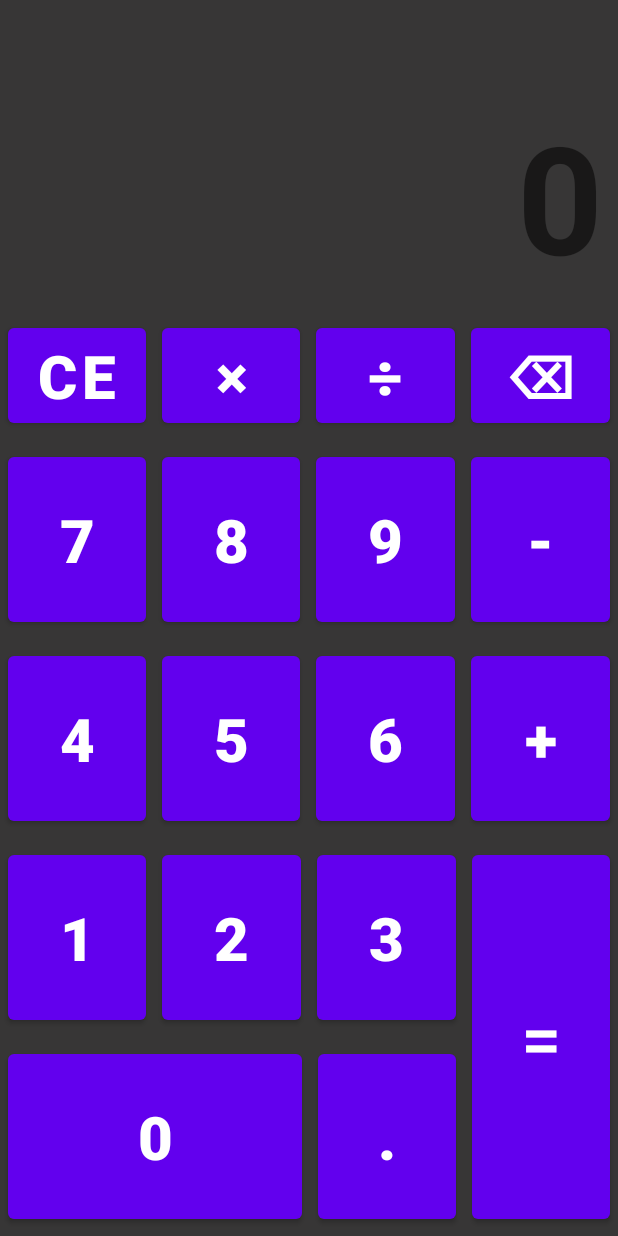
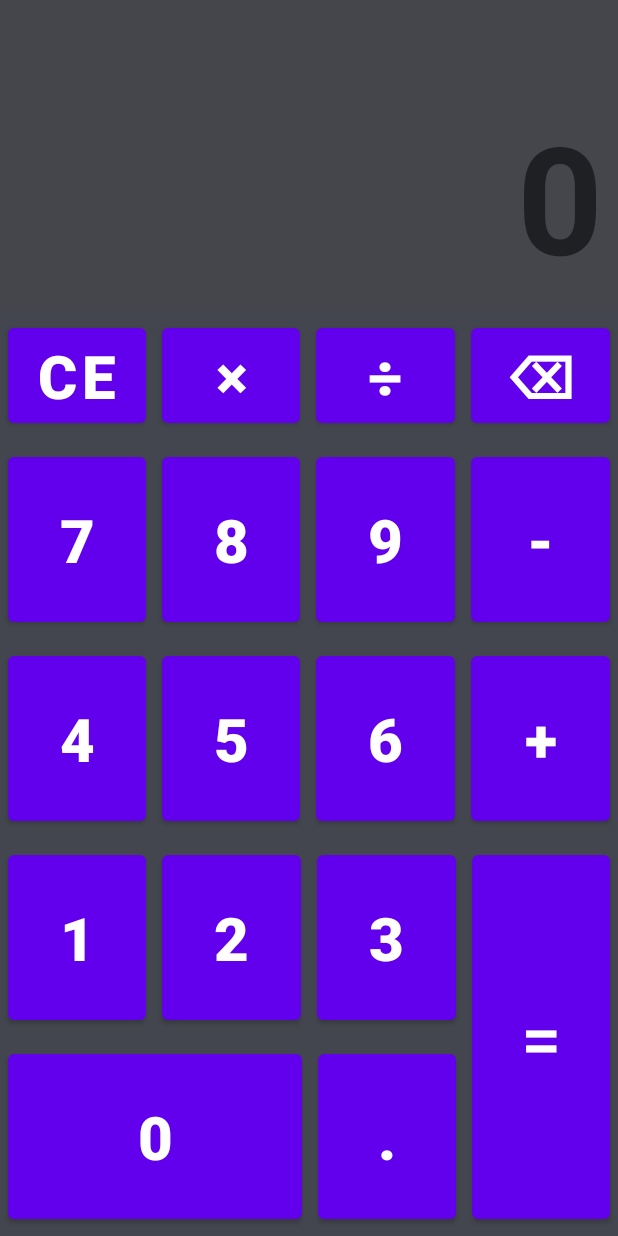
Before and after one commit to nahian00777/AndroidDevLearning, an Android app built with Jetpack Compose: the layout activity_calcutor.xml on its own in the app's theme, with its tools: preview values and no code run, on a phone screen of 412 x 824 dp. Run offline under Robolectric (Android 15) with nearby library versions, the phone set to English and light mode, and no system bars.

Commit message:
singup package

```diff
--- a/app/src/main/res/layout/activity_calcutor.xml
+++ b/app/src/main/res/layout/activity_calcutor.xml
@@ -1,26 +1,25 @@
 <?xml version="1.0" encoding="utf-8"?>
-<LinearLayout
-    xmlns:android="http://schemas.android.com/apk/res/android"
+<LinearLayout xmlns:android="http://schemas.android.com/apk/res/android"
     xmlns:app="http://schemas.android.com/apk/res-auto"
     xmlns:tools="http://schemas.android.com/tools"
     android:id="@+id/main"
     android:layout_width="match_parent"
     android:layout_height="match_parent"
-    tools:context=".MainActivity"
     android:orientation="vertical"
-    android:weightSum="4">
+    android:weightSum="4"
+    tools:context=".MainActivity">
 
     <LinearLayout
         android:layout_width="match_parent"
         android:layout_height="wrap_content"
-        android:orientation="vertical"
-        android:layout_weight="1">
+        android:layout_weight="1"
+        android:orientation="vertical">
 
         <TextView
             android:id="@+id/tvDisp"
             android:layout_width="match_parent"
             android:layout_height="match_parent"
-            android:background="#373636"
+            android:background="@color/material_dynamic_neutral30"
             android:gravity="end|bottom"
             android:paddingEnd="10sp"
             android:paddingBottom="10sp"
@@ -33,10 +32,10 @@
     <LinearLayout
         android:layout_width="match_parent"
         android:layout_height="wrap_content"
-        android:weightSum="4"
         android:layout_weight="3"
+        android:background="@color/material_dynamic_neutral_variant30"
         android:orientation="vertical"
-        android:background="#373636">
+        android:weightSum="4">
         <!--        android:backgroundTint="@color/black"-->
         <!--        android:backgroundTintMode=""-->
 
@@ -90,9 +89,9 @@
         <LinearLayout
             android:layout_width="match_parent"
             android:layout_height="0dp"
+            android:layout_weight="1"
             android:orientation="horizontal"
-            android:weightSum="4"
-            android:layout_weight="1">
+            android:weightSum="4">
 
             <Button
                 android:id="@+id/btn7"
@@ -102,7 +101,7 @@
                 android:layout_weight="1"
                 android:text="7"
                 android:textSize="40sp"
-                android:textStyle="bold"/>
+                android:textStyle="bold" />
 
             <Button
                 android:id="@+id/btn8"
@@ -112,7 +111,7 @@
                 android:layout_weight="1"
                 android:text="8"
                 android:textSize="40sp"
-                android:textStyle="bold"/>
+                android:textStyle="bold" />
 
             <Button
                 android:id="@+id/btn9"
@@ -122,7 +121,7 @@
                 android:layout_weight="1"
                 android:text="9"
                 android:textSize="40sp"
-                android:textStyle="bold"/>
+                android:textStyle="bold" />
 
             <Button
                 android:id="@+id/btnMin"
@@ -132,15 +131,15 @@
                 android:layout_weight="1"
                 android:text="-"
                 android:textSize="40sp"
-                android:textStyle="bold"/>
+                android:textStyle="bold" />
         </LinearLayout>
 
         <LinearLayout
             android:layout_width="match_parent"
             android:layout_height="0dp"
+            android:layout_weight="1"
             android:orientation="horizontal"
-            android:weightSum="4"
-            android:layout_weight="1">
+            android:weightSum="4">
 
             <Button
                 android:id="@+id/btn4"
@@ -150,7 +149,7 @@
                 android:layout_weight="1"
                 android:text="4"
                 android:textSize="40sp"
-                android:textStyle="bold"/>
+                android:textStyle="bold" />
 
             <Button
                 android:id="@+id/btn5"
@@ -160,7 +159,7 @@
                 android:layout_weight="1"
                 android:text="5"
                 android:textSize="40sp"
-                android:textStyle="bold"/>
+                android:textStyle="bold" />
 
             <Button
                 android:id="@+id/btn6"
@@ -170,7 +169,7 @@
                 android:layout_weight="1"
                 android:text="6"
                 android:textSize="40sp"
-                android:textStyle="bold"/>
+                android:textStyle="bold" />
 
             <Button
                 android:id="@+id/btnPls"
@@ -180,28 +179,29 @@
                 android:layout_weight="1"
                 android:text="+"
                 android:textSize="40sp"
-                android:textStyle="bold"/>
+                android:textStyle="bold" />
 
         </LinearLayout>
 
         <LinearLayout
             android:layout_width="match_parent"
             android:layout_height="0dp"
+            android:layout_weight="2"
             android:orientation="horizontal"
-            android:weightSum="4"
-            android:layout_weight="2">
+            android:weightSum="4">
+
             <LinearLayout
                 android:layout_width="match_parent"
                 android:layout_height="match_parent"
+                android:layout_weight="1"
                 android:orientation="vertical"
-                    android:layout_weight="1"
                 android:weightSum="2">
 
                 <LinearLayout
                     android:layout_width="match_parent"
                     android:layout_height="0dp"
+                    android:layout_weight="1"
                     android:orientation="horizontal"
-                        android:layout_weight="1"
                     android:weightSum="3">
 
                     <Button
@@ -209,37 +209,37 @@
                         android:layout_width="wrap_content"
                         android:layout_height="match_parent"
                         android:layout_margin="5sp"
+                        android:layout_weight="1"
                         android:text="1"
                         android:textSize="40sp"
-                            android:textStyle="bold"
-                            android:layout_weight="1"/>
+                        android:textStyle="bold" />
 
                     <Button
                         android:id="@+id/btn2"
                         android:layout_width="wrap_content"
                         android:layout_height="match_parent"
                         android:layout_margin="5sp"
+                        android:layout_weight="1"
                         android:text="2"
                         android:textSize="40sp"
-                            android:textStyle="bold"
-                            android:layout_weight="1"/>
+                        android:textStyle="bold" />
 
                     <Button
                         android:id="@+id/btn3"
                         android:layout_width="wrap_content"
                         android:layout_height="match_parent"
                         android:layout_margin="5sp"
+                        android:layout_weight="1"
                         android:text="3"
                         android:textSize="40sp"
-                            android:textStyle="bold"
-                            android:layout_weight="1"/>
+                        android:textStyle="bold" />
                 </LinearLayout>
 
                 <LinearLayout
                     android:layout_width="match_parent"
                     android:layout_height="0dp"
+                    android:layout_weight="1"
                     android:orientation="horizontal"
-                        android:layout_weight="1"
                     android:weightSum="3">
 
                     <Button
@@ -247,20 +247,20 @@
                         android:layout_width="match_parent"
                         android:layout_height="match_parent"
                         android:layout_margin="5sp"
-                            android:textStyle="bold"
+                        android:layout_weight="1"
+                        android:text="0"
                         android:textSize="40sp"
-                            android:text="0"
-                            android:layout_weight="1"/>
+                        android:textStyle="bold" />
 
                     <Button
                         android:id="@+id/btnDot"
                         android:layout_width="match_parent"
                         android:layout_height="match_parent"
                         android:layout_margin="5sp"
-                            android:textStyle="bold"
+                        android:layout_weight="2"
+                        android:text="."
                         android:textSize="40sp"
-                            android:text="."
-                            android:layout_weight="2"/>
+                        android:textStyle="bold" />
                 </LinearLayout>
             </LinearLayout>
 
@@ -274,9 +274,9 @@
                     android:id="@+id/btnEql"
                     android:layout_width="match_parent"
                     android:layout_height="match_parent"
+                    android:layout_margin="5sp"
                     android:text="="
-                        android:textSize="48sp"
-                        android:layout_margin="5sp"/>
+                    android:textSize="48sp" />
 
             </LinearLayout>
 
```
Also changed, not shown: app/src/main/AndroidManifest.xml (+13 -2 lines), app/src/main/java/com/example/myfirstapp/calculator/Calcutor.kt (+30 -25 lines), app/src/main/java/com/example/myfirstapp/signup/SignUp.kt (added, +21 -0 lines), app/src/main/res/layout/activity_sign_up.xml (added, +247 -0 lines). Lines whose indentation alone changed are shown as unchanged.
